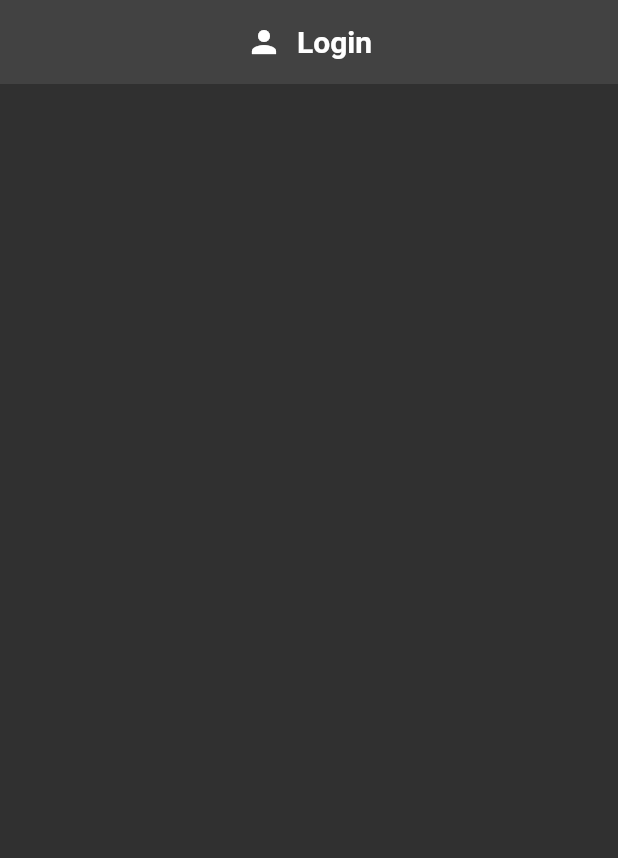
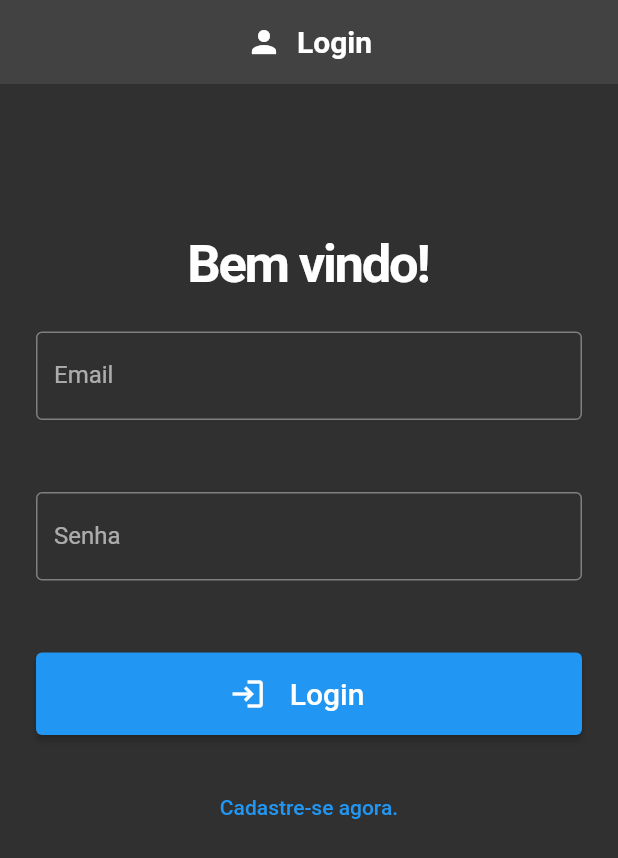
Before and after one commit to waguip/Flutter-Recipe-App, a Flutter app: the screen it shows after launch, on a phone screen of 412 x 824 dp. Shown: the top 858 px of the screen. Run offline on Flutter 3.47's test engine with Material 2 defaults, Android fonts, the phone set to English and light mode, and no system bars; our stand-ins replace firebase_auth, firebase_core; accounts and stored records are empty.

Commit message:
Login and Register

```diff
--- a/lib/main.dart
+++ b/lib/main.dart
@@ -1,4 +1,5 @@
 import 'package:firebase_core/firebase_core.dart';
+import 'package:flutter_application_1/repositories/category_repository.dart';
 import 'firebase_options.dart';
 import 'package:flutter/material.dart';
 import 'package:flutter_application_1/repositories/favorites_repository.dart';
@@ -8,7 +9,7 @@ import 'package:provider/provider.dart';
 
 late final FirebaseApp app;
 
-Future<void> main() async {
+Future main() async {
   WidgetsFlutterBinding.ensureInitialized();
   await Firebase.initializeApp(
     options: DefaultFirebaseOptions.currentPlatform,
@@ -18,6 +19,7 @@ Future<void> main() async {
     MultiProvider(
       providers: [
         ChangeNotifierProvider(create: (context) => AuthService()),
+        ChangeNotifierProvider(create: (context) => CategoryRepository()),
         ChangeNotifierProvider(create: (context) => FavoritesRepository()),
       ],
       child: MaterialApp(
--- a/lib/services/auth_service.dart
+++ b/lib/services/auth_service.dart
@@ -1,5 +1,10 @@
 import 'package:firebase_auth/firebase_auth.dart';
 import 'package:flutter/material.dart';
+
+class AuthException implements Exception {
+  String message;
+  AuthException(this.message);
+}
 
 class AuthService extends ChangeNotifier {
   FirebaseAuth _auth = FirebaseAuth.instance;
@@ -17,4 +22,53 @@ class AuthService extends ChangeNotifier {
       notifyListeners();
     });
   }
+
+  _getUser() {
+    usuario = _auth.currentUser;
+    notifyListeners();
+  }
+
+  Future register(String email, String password) async {
+    try {
+      await _auth.createUserWithEmailAndPassword(
+        email: email,
+        password: password,
+      );
+      print("Do registere auth_service: ${email}, ${password}");
+      _getUser();
+    } on FirebaseAuthException catch (e) {
+      print(e.code);
+      if (e.code == 'weak-password') {
+        throw AuthException('A senha é muito fraca');
+      } else if (e.code == 'email-already-in-use') {
+        throw AuthException('Email já cadastrado');
+      }
+    }
+  }
+
+  Future login(String email, String password) async {
+    print("Entrou no login");
+    try {
+      await _auth.signInWithEmailAndPassword(
+        email: email,
+        password: password,
+      );
+      print("Do login auth_service: ${email}, ${password}");
+      _getUser();
+    } on FirebaseAuthException catch (e) {
+      print(e.code);
+      if (e.code == 'user-not-found') {
+        throw AuthException('Usuario não encontrado');
+      } else if (e.code == 'wrong-password') {
+        throw AuthException('Senha incorreta');
+      } else if (e.code == 'invalid-email') {
+        throw AuthException('Email inválido');
+      }
+    }
+  }
+
+  Future logout() async {
+    await _auth.signOut();
+    _getUser();
+  }
 }
--- a/lib/views/login.dart
+++ b/lib/views/login.dart
@@ -1,4 +1,6 @@
 import 'package:flutter/material.dart';
+import 'package:flutter_application_1/services/auth_service.dart';
+import 'package:provider/provider.dart';
 
 class Login extends StatefulWidget {
   const Login({super.key});
@@ -15,7 +17,9 @@ class _LoginState extends State<Login> {
         floatHeaderSlivers: true,
         headerSliverBuilder: (context, _) => [appBar()],
         body: ListView(
-          children: const [],
+          children: [
+            loginform(),
+          ],
         ),
       ),
     );
@@ -35,4 +39,152 @@ class _LoginState extends State<Login> {
       floating: true,
     );
   }
+
+  final formKey = GlobalKey<FormState>();
+  final email = TextEditingController();
+  final senha = TextEditingController();
+
+  bool isLogin = true;
+  late String titulo;
+  late String actionButton;
+  late String toggleButton;
+
+  @override
+  void initState() {
+    super.initState();
+    setFormAction(true);
+  }
+
+  setFormAction(bool action) {
+    setState(() {
+      isLogin = action;
+
+      if (isLogin) {
+        titulo = "Bem vindo!";
+        actionButton = "Login";
+        toggleButton = "Cadastre-se agora.";
+      } else {
+        titulo = "Crie sua conta!";
+        actionButton = "Cadastrar";
+        toggleButton = "Fazer login.";
+      }
+    });
+  }
+
+  Future login() async {
+    try {
+      await AuthService().login(email.text, senha.text);
+      print("${email.text}, ${senha.text}");
+    } on AuthException catch (e) {
+      ScaffoldMessenger.of(context).showSnackBar(
+        SnackBar(content: Text(e.message)),
+      );
+      print(e.message);
+    }
+  }
+
+  Future register() async {
+    try {
+      await AuthService().register(email.text, senha.text);
+    } on AuthException catch (e) {
+      ScaffoldMessenger.of(context).showSnackBar(
+        SnackBar(content: Text(e.message)),
+      );
+    }
+  }
+
+  loginform() {
+    return SingleChildScrollView(
+      child: Padding(
+        padding: EdgeInsets.only(top: 100),
+        child: Form(
+          key: formKey,
+          child: Column(
+            mainAxisAlignment: MainAxisAlignment.center,
+            children: [
+              Text(
+                titulo,
+                style: TextStyle(
+                  fontSize: 35,
+                  fontWeight: FontWeight.bold,
+                  letterSpacing: -1.5,
+                ),
+              ),
+              Padding(
+                padding: EdgeInsets.all(24),
+                child: TextFormField(
+                  controller: email,
+                  decoration: InputDecoration(
+                    border: OutlineInputBorder(),
+                    labelText: 'Email',
+                  ),
+                  keyboardType: TextInputType.emailAddress,
+                  validator: (value) {
+                    if (value!.isEmpty) {
+                      return 'Informe o email corretamente!';
+                    }
+                    return null;
+                  },
+                ),
+              ),
+              Padding(
+                padding: EdgeInsets.all(24),
+                child: TextFormField(
+                  controller: senha,
+                  obscureText: true,
+                  decoration: InputDecoration(
+                    border: OutlineInputBorder(),
+                    labelText: 'Senha',
+                  ),
+                  validator: (value) {
+                    if (value!.isEmpty) {
+                      return 'Informe a senha!';
+                    } else if (value.length < 6) {
+                      return 'A senha deve ter no mínimo 6 caracteres!';
+                    }
+                    return null;
+                  },
+                ),
+              ),
+              Padding(
+                padding: EdgeInsets.all(24),
+                child: ElevatedButton(
+                  onPressed: () {
+                    if (formKey.currentState!.validate()) {
+                      if (isLogin) {
+                        print('login');
+                        login();
+                      } else {
+                        print('registro');
+                        register();
+                      }
+                    } else {
+                      print('form invalido');
+                    }
+                  },
+                  child: Row(
+                    mainAxisAlignment: MainAxisAlignment.center,
+                    children: [
+                      Icon(Icons.login),
+                      Padding(
+                        padding: const EdgeInsets.all(16.0),
+                        child: Text(
+                          actionButton,
+                          style: TextStyle(fontSize: 20),
+                        ),
+                      ),
+                    ],
+                  ),
+                ),
+              ),
+              TextButton(
+                onPressed: () => setFormAction(!isLogin),
+                child: Text(toggleButton),
+              )
+            ],
+          ),
+        ),
+      ),
+    );
+  }
 }
--- a/lib/widgets/auth_check.dart
+++ b/lib/widgets/auth_check.dart
@@ -1,6 +1,7 @@
 import 'package:flutter/material.dart';
 import 'package:flutter_application_1/services/auth_service.dart';
 import 'package:flutter_application_1/views/home.dart';
+import 'package:flutter_application_1/views/home_navigation.dart';
 import 'package:flutter_application_1/views/login.dart';
 import 'package:provider/provider.dart';
 
@@ -16,16 +17,17 @@ class _AuthCheckState extends State<AuthCheck> {
   Widget build(BuildContext context) {
     AuthService auth = Provider.of<AuthService>(context);
 
-    if (auth.isLoading)
+    if (auth.isLoading) {
       return loading();
-    else if (auth.usuario == null)
-      return Login();
-    else
-      return Home();
+    } else if (auth.usuario == null) {
+      return const Login();
+    } else {
+      return const HomeNavigation();
+    }
   }
 
   loading() {
-    return Scaffold(
+    return const Scaffold(
       body: Center(
         child: CircularProgressIndicator(),
       ),
```
Also changed, not shown: lib/repositories/category_repository.dart (+47 -29 lines), lib/views/home.dart (+16 -30 lines), 2 other files.
